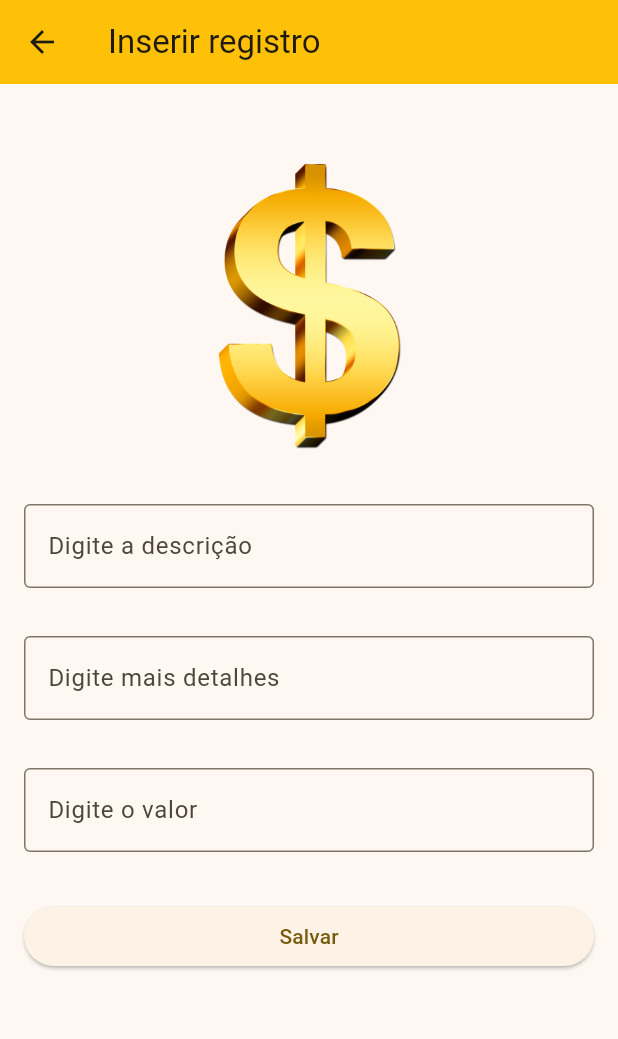
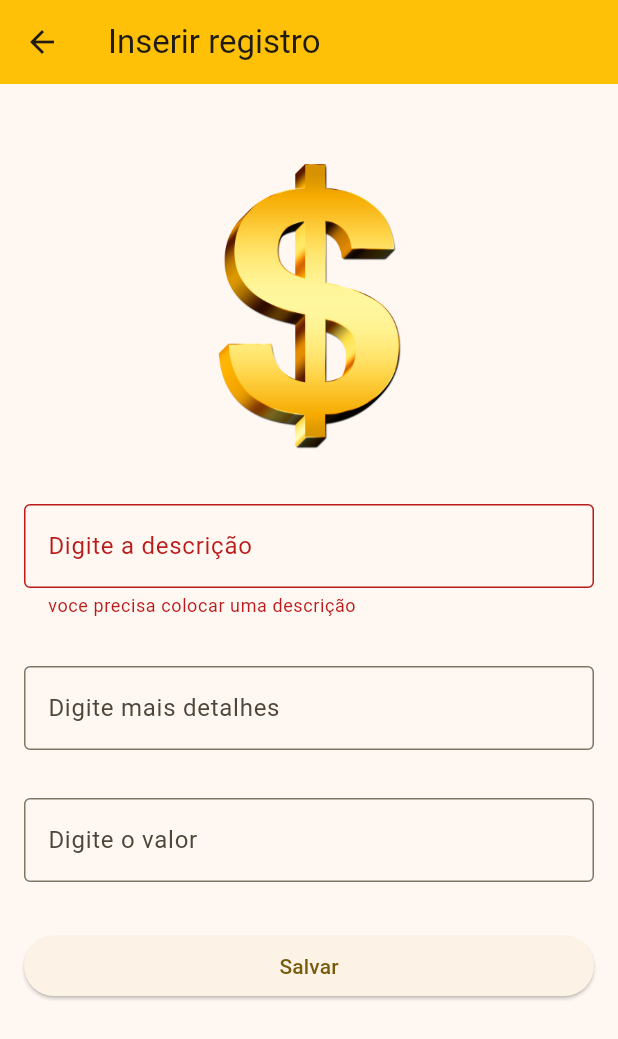
Before and after one commit to Renatofsds16/manage_account, a Flutter app: the InserirDados screen opened directly, after a tap on "Salvar", on a phone screen of 412 x 824 dp. Shown: the top 1039 px of the screen. Run offline on Flutter 3.47's test engine with Material 3 defaults, Android fonts, the light colour scheme and no system bars; our stand-ins replace cloud_firestore, firebase_auth, firebase_core, firebase_storage; accounts and stored records are empty; generated files the repository leaves out were written again.

Commit message:
salvando dados no firebaase

```diff
--- a/lib/model/contas.dart
+++ b/lib/model/contas.dart
@@ -1,9 +1,9 @@
 class Contas{
-  String conta = '';
   String descricao = '';
-  String data = '';
+  String detalhes = '';
+  String valor = '';
 
-  Contas({required this.conta, required this.descricao, required this.data});
+  Contas({required this.descricao, required this.detalhes, required this.valor});
 
 
 }
--- a/lib/pages/inserir_dados.dart
+++ b/lib/pages/inserir_dados.dart
@@ -1,6 +1,8 @@
 import 'package:flutter/material.dart';
+import 'package:manage_account/model/contas.dart';
 
 import '../manage_firebase/manage_firebase.dart';
+import '../validator/validate_fields.dart';
 
 class InserirDados extends StatefulWidget {
   const InserirDados({super.key});
@@ -10,10 +12,13 @@ class InserirDados extends StatefulWidget {
 }
 
 class _InserirDadosState extends State<InserirDados> {
-  ManagerFirebaseFirestore _managerFirebaseFirestore = ManagerFirebaseFirestore();
+  final ManagerFirebaseFirestore _managerFirebaseFirestore = ManagerFirebaseFirestore();
   final TextEditingController _controllerValor = TextEditingController();
   final TextEditingController _controllerDescricao = TextEditingController();
   final TextEditingController _controllerDetalhes = TextEditingController();
+  String? _errorDescricao;
+  String? _errorDetalhes;
+  String? _errorValor;
   @override
   Widget build(BuildContext context) {
     return Scaffold(
@@ -37,10 +42,12 @@ class _InserirDadosState extends State<InserirDados> {
                 ),
                 Padding(
                   padding: const EdgeInsets.all(16),
+
                   child: TextField(
                     controller: _controllerDescricao,
-                    decoration: const InputDecoration(
-                        border: OutlineInputBorder(),
+                    decoration: InputDecoration(
+                      errorText: _errorDescricao,
+                        border: const OutlineInputBorder(),
                         labelText: 'Digite a descrição'),
                   ),
                 ),
@@ -48,8 +55,9 @@ class _InserirDadosState extends State<InserirDados> {
                   padding: const EdgeInsets.all(16),
                   child: TextField(
                     controller: _controllerDetalhes,
-                    decoration: const InputDecoration(
-                        border: OutlineInputBorder(),
+                    decoration: InputDecoration(
+                      errorText: _errorDetalhes,
+                        border: const OutlineInputBorder(),
                         labelText: 'Digite mais detalhes'),
                   ),
                 ),
@@ -58,8 +66,9 @@ class _InserirDadosState extends State<InserirDados> {
                   child: TextField(
                     keyboardType: TextInputType.number,
                     controller: _controllerValor,
-                    decoration: const InputDecoration(
-                        border: OutlineInputBorder(),
+                    decoration: InputDecoration(
+                      errorText: _errorValor,
+                        border: const OutlineInputBorder(),
                         labelText: 'Digite o valor'),
                   ),
                 ),
@@ -69,7 +78,7 @@ class _InserirDadosState extends State<InserirDados> {
                         child: Padding(
                       padding: const EdgeInsets.all(16),
                       child: ElevatedButton(
-                        onPressed: _salvarDados,
+                        onPressed: _validarCampos,
                         child: const Text('Salvar'),
                       ),
                     ))
@@ -82,7 +91,49 @@ class _InserirDadosState extends State<InserirDados> {
       ),
     );
   }
-  _salvarDados(){
-    _managerFirebaseFirestore.saveData();
+  _validarCampos(){
+    ValidatorFields validatorFieldsDescricao = ValidatorFields(_controllerDescricao);
+    ValidatorFields validatorFieldsDetalhes = ValidatorFields(_controllerDetalhes);
+    ValidatorFields validatorFieldsValor = ValidatorFields(_controllerValor);
+    if(validatorFieldsDescricao.validateField()){
+      _errorDescricao = null;
+      if(validatorFieldsDetalhes.validateField()){
+        _errorDetalhes = null;
+        if(validatorFieldsValor.validateFieldFloat()){
+          setState(() {
+            _errorValor = null;
+          });
+          //savar dados no firebase
+          String descricao = _controllerDescricao.text;
+          String detalhes = _controllerDetalhes.text;
+          String valor = _controllerValor.text;
+          Contas contas = Contas(descricao: descricao, detalhes: detalhes, valor: valor);
+          _salvarDados(contas);
+
+          return true;
+        }else{
+          setState(() {
+            _errorValor = 'este campo nao pode ficar em branco';
+          });
+          return false;
+        }
+      }else{
+        setState(() {
+          _errorDetalhes = 'este campo nao pode ficar em branco';
+        });
+        return false;
+      }
+    }else{
+      setState(() {
+        _errorDescricao = 'voce precisa colocar uma descrição';
+      });
+      return false;
+    }
+  }
+
+
+  _salvarDados(Contas conta){
+    _managerFirebaseFirestore.saveData(conta.descricao,conta.detalhes,conta.valor);
+    Navigator.pop(context);
   }
 }
```
Also changed, not shown: lib/manage_firebase/manage_firebase.dart (+29 -31 lines), lib/validator/validate_fields.dart (+7 -0 lines).
